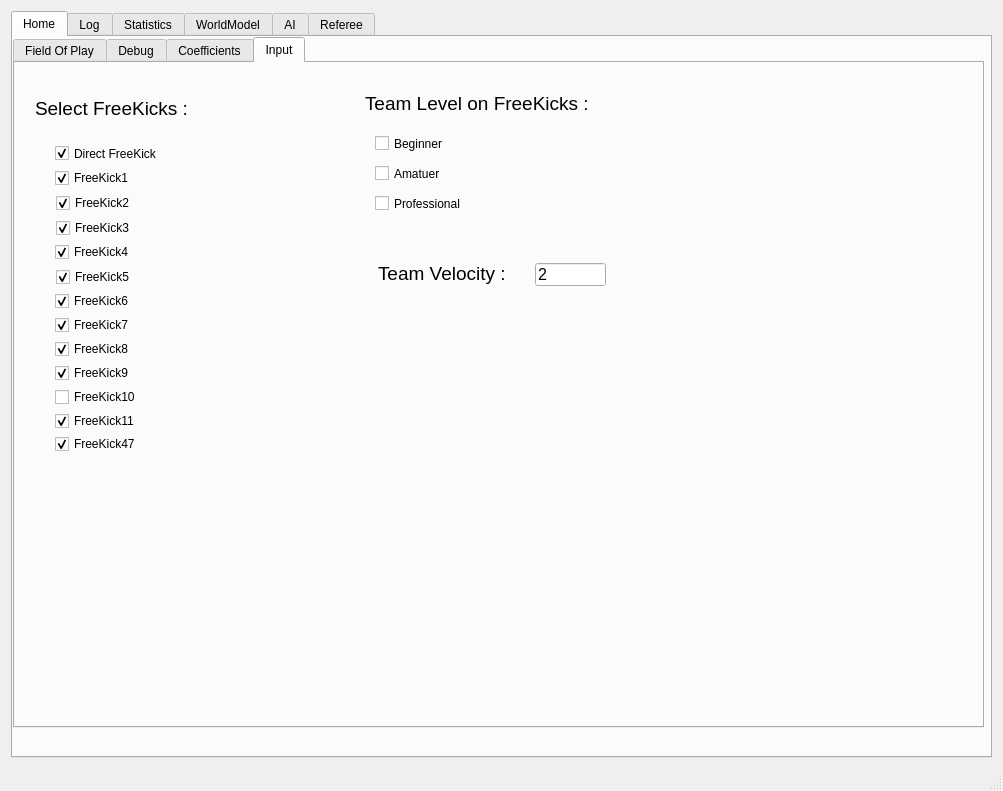
Above: src/ui/mainwindow.ui from kn2cssl/kn2cPrograms before the change. Below: the same form after it.
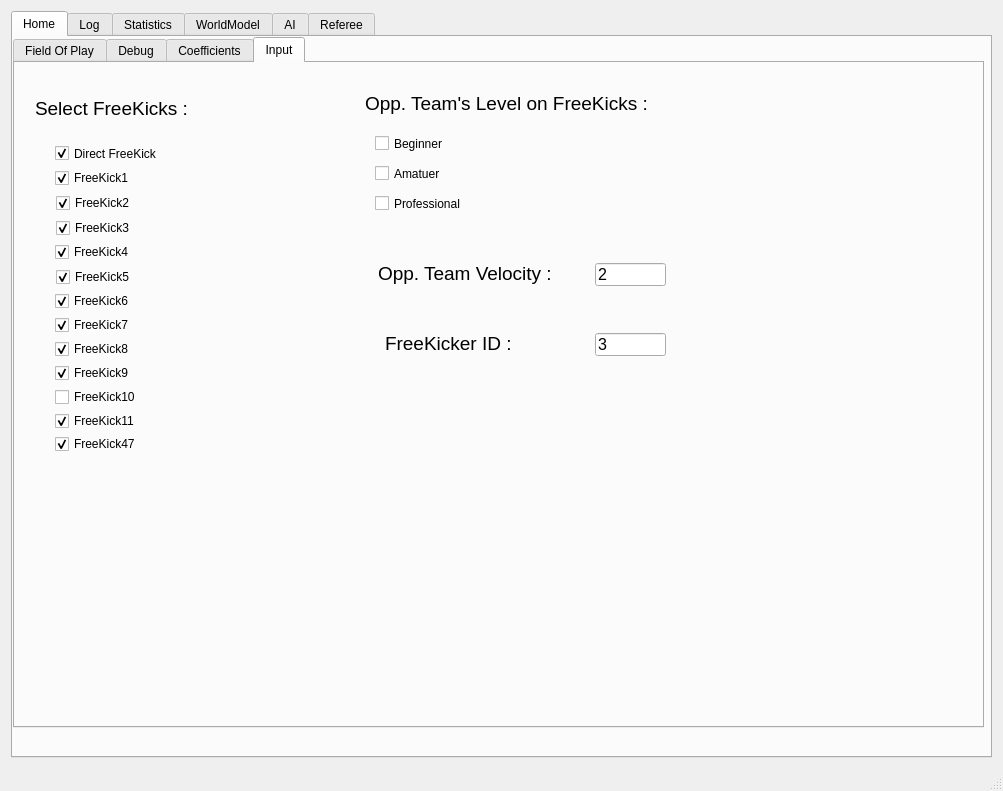
That is the form after the change. The open tabs and pages were chosen to show the change. Icons and pictures are not drawn.

Commit message: Identify FreeKicker in Ui

```diff
--- a/src/ui/mainwindow.ui
+++ b/src/ui/mainwindow.ui
@@ -913,7 +913,7 @@
            <rect>
             <x>350</x>
             <y>20</y>
-            <width>281</width>
+            <width>331</width>
             <height>41</height>
            </rect>
           </property>
@@ -923,7 +923,7 @@
            </font>
           </property>
           <property name="text">
-           <string>Team Level on FreeKicks :</string>
+           <string>Opp. Team's Level on FreeKicks :</string>
           </property>
          </widget>
          <widget class="QCheckBox" name="oppFKIsBeginner">
@@ -980,13 +980,13 @@
            </font>
           </property>
           <property name="text">
-           <string>Team Velocity :</string>
+           <string>Opp. Team Velocity :</string>
           </property>
          </widget>
          <widget class="QLineEdit" name="opp_vel_lineedit">
           <property name="geometry">
            <rect>
-            <x>520</x>
+            <x>580</x>
             <y>200</y>
             <width>71</width>
             <height>23</height>
@@ -1230,6 +1230,42 @@
            <bool>true</bool>
           </property>
          </widget>
+         <widget class="QLabel" name="label_56">
+          <property name="geometry">
+           <rect>
+            <x>370</x>
+            <y>260</y>
+            <width>151</width>
+            <height>41</height>
+           </rect>
+          </property>
+          <property name="font">
+           <font>
+            <pointsize>14</pointsize>
+           </font>
+          </property>
+          <property name="text">
+           <string>FreeKicker ID : </string>
+          </property>
+         </widget>
+         <widget class="QLineEdit" name="freeKickerID_lineedit">
+          <property name="geometry">
+           <rect>
+            <x>580</x>
+            <y>270</y>
+            <width>71</width>
+            <height>23</height>
+           </rect>
+          </property>
+          <property name="font">
+           <font>
+            <pointsize>12</pointsize>
+           </font>
+          </property>
+          <property name="text">
+           <string>3</string>
+          </property>
+         </widget>
         </widget>
        </widget>
       </widget>
```
Left out of the diff: 18 changed lines with no effect on the pictures. The commit also changes 5 other files.
